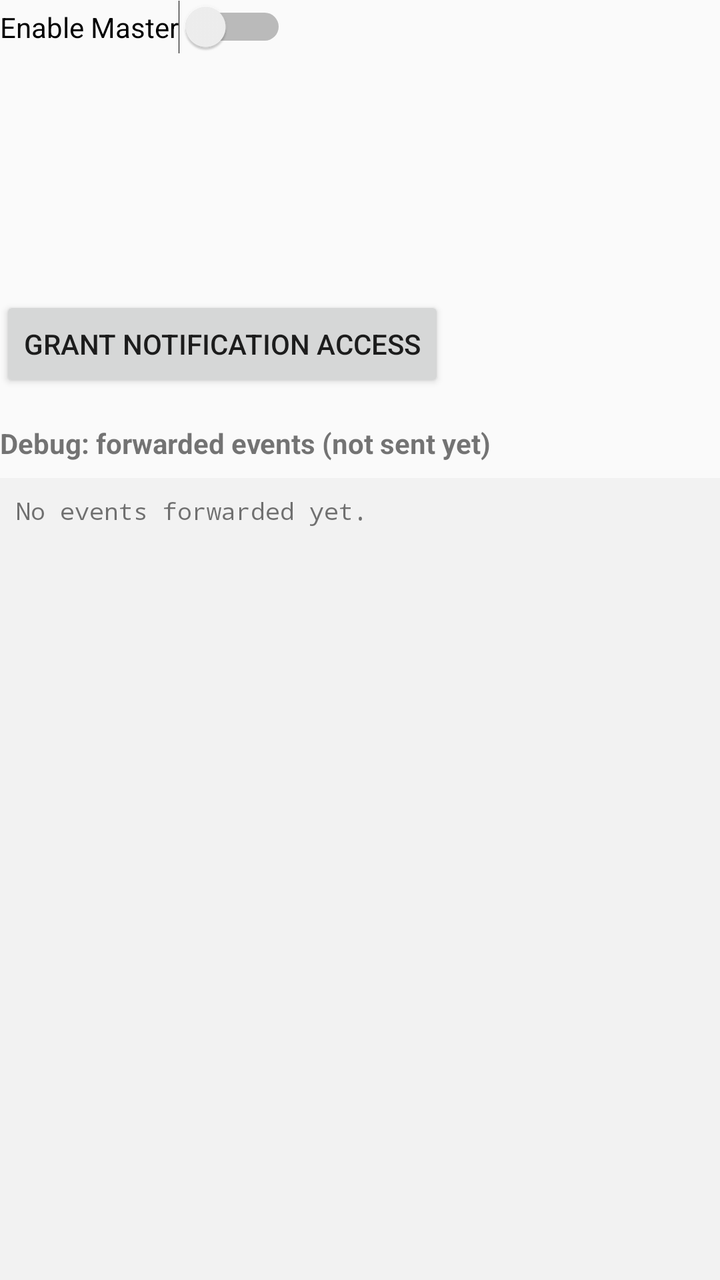
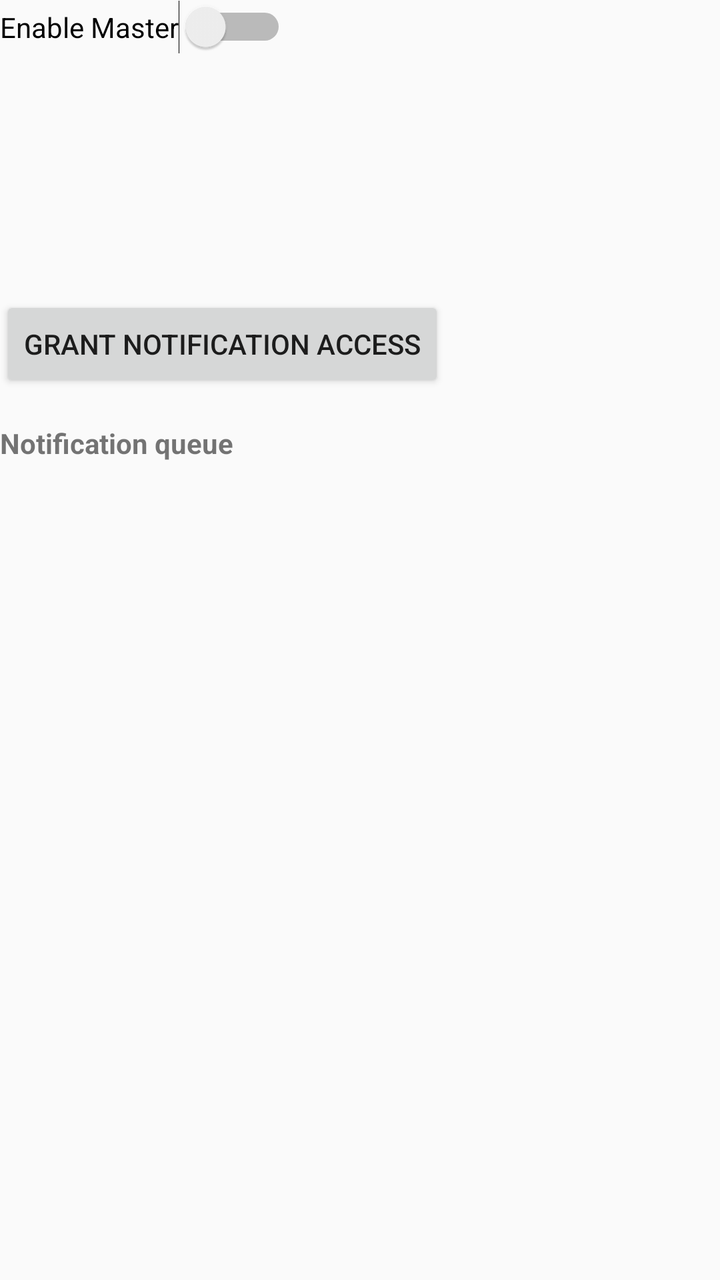

Before-and-after screenshots of an Android layout around one commit, followed by the original layout XML and the change that was made.
<!-- AndroidManifest.xml: application theme Theme.AppCompat.Light.DarkActionBar -->
<!-- res/layout/activity_main.xml -->
<?xml version="1.0" encoding="utf-8"?>
<LinearLayout xmlns:android="http://schemas.android.com/apk/res/android"
    android:id="@+id/rootLayout"
    android:layout_width="match_parent"
    android:layout_height="match_parent"
    android:orientation="vertical"
    android:paddingTop="0dp">


    <Switch
        android:id="@+id/masterToggle"
        android:layout_width="wrap_content"
        android:layout_height="wrap_content"
        android:text="@string/master_toggle" />

    <TextView
        android:id="@+id/statusText"
        android:layout_width="wrap_content"
        android:layout_height="wrap_content"
        android:layout_marginTop="16dp" />

    <TextView
        android:id="@+id/relayText"
        android:layout_width="wrap_content"
        android:layout_height="wrap_content"
        android:layout_marginTop="16dp" />

    <TextView
        android:id="@+id/accessText"
        android:layout_width="wrap_content"
        android:layout_height="wrap_content"
        android:layout_marginTop="16dp" />

    <Button
        android:id="@+id/grantAccessButton"
        android:layout_width="wrap_content"
        android:layout_height="wrap_content"
        android:layout_marginTop="16dp"
        android:text="@string/grant_access" />

    <TextView
        android:layout_width="wrap_content"
        android:layout_height="wrap_content"
        android:layout_marginTop="16dp"
        android:text="@string/debug_title"
        android:textStyle="bold" />

    <ScrollView
        android:layout_width="match_parent"
        android:layout_height="0dp"
        android:layout_weight="1"
        android:layout_marginTop="8dp"
        android:background="#F2F2F2"
        android:padding="8dp">

        <TextView
            android:id="@+id/debugText"
            android:layout_width="match_parent"
            android:layout_height="wrap_content"
            android:fontFamily="monospace"
            android:text="@string/debug_empty"
            android:textSize="12sp" />
    </ScrollView>

</LinearLayout>
<!-- resources referenced by this layout -->
<resources>
  <string name="debug_empty">No events forwarded yet.</string>
  <string name="debug_title">Debug: forwarded events (not sent yet)</string>
  <string name="grant_access">Grant notification access</string>
  <string name="master_toggle">Enable Master</string>
</resources>

<!-- the commit's change to res/layout/activity_main.xml (unified diff, before → after) -->
@@ -42,24 +42,23 @@
         android:layout_width="wrap_content"
         android:layout_height="wrap_content"
         android:layout_marginTop="16dp"
-        android:text="@string/debug_title"
+        android:text="@string/list_title"
         android:textStyle="bold" />
 
-    <ScrollView
+    <ListView
+        android:id="@+id/notificationList"
         android:layout_width="match_parent"
         android:layout_height="0dp"
         android:layout_weight="1"
         android:layout_marginTop="8dp"
-        android:background="#F2F2F2"
-        android:padding="8dp">
+        android:divider="#E0E0E0"
+        android:dividerHeight="1dp" />
 
-        <TextView
-            android:id="@+id/debugText"
-            android:layout_width="match_parent"
-            android:layout_height="wrap_content"
-            android:fontFamily="monospace"
-            android:text="@string/debug_empty"
-            android:textSize="12sp" />
-    </ScrollView>
+    <TextView
+        android:id="@+id/emptyText"
+        android:layout_width="wrap_content"
+        android:layout_height="wrap_content"
+        android:text="@string/list_empty"
+        android:visibility="gone" />
 
 </LinearLayout>
<!-- resource entries referenced after the edit -->
@@ -1,8 +1,8 @@
 <!-- resources referenced by this layout -->
 <resources>
-  <string name="debug_empty">No events forwarded yet.</string>
-  <string name="debug_title">Debug: forwarded events (not sent yet)</string>
   <string name="grant_access">Grant notification access</string>
+  <string name="list_empty">No events forwarded yet.</string>
+  <string name="list_title">Notification queue</string>
   <string name="master_toggle">Enable Master</string>
 </resources>
 
